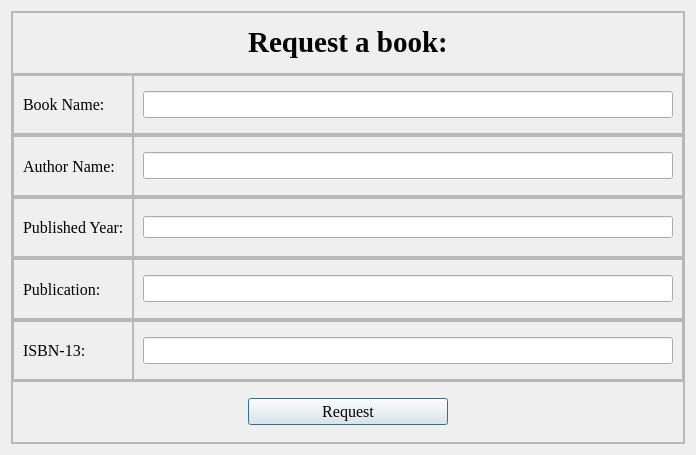
Before: the Qt Designer form request.ui in aavashlamichhane/LibMan, drawn with Qt 5.
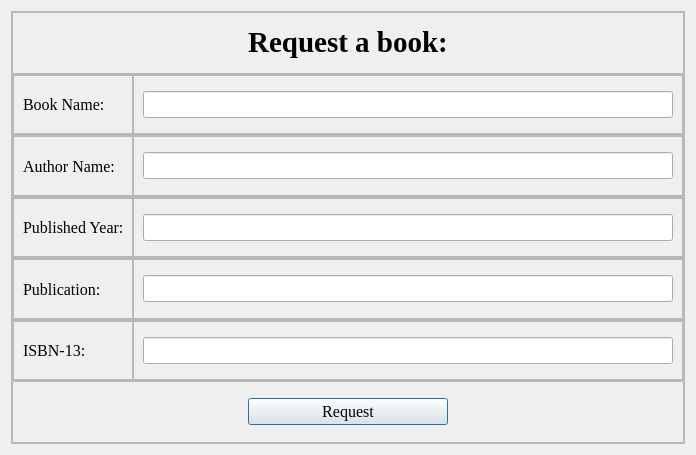
After: the same form once the commit is applied.

The edit to the form file:
```diff
--- a/request.ui
+++ b/request.ui
@@ -319,7 +319,14 @@
            </property>
            <layout class="QHBoxLayout" name="horizontalLayout_12">
             <item>
-             <widget class="QLineEdit" name="lineEdit_year"/>
+             <widget class="QLineEdit" name="lineEdit_year">
+              <property name="font">
+               <font>
+                <family>Times New Roman</family>
+                <pointsize>12</pointsize>
+               </font>
+              </property>
+             </widget>
             </item>
            </layout>
           </widget>
```
